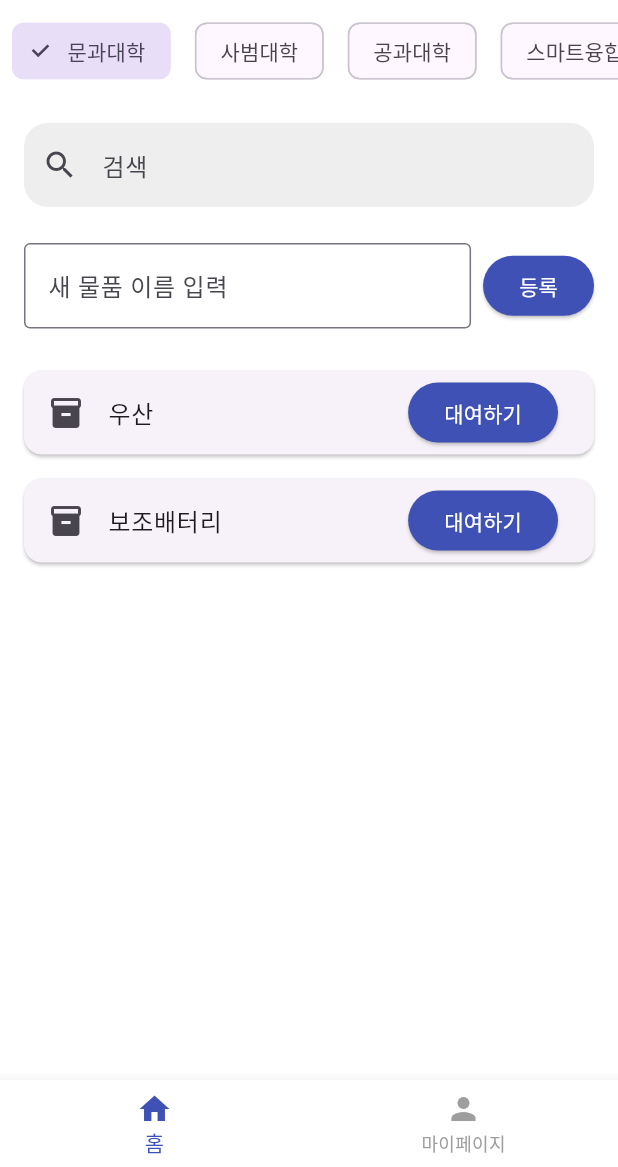
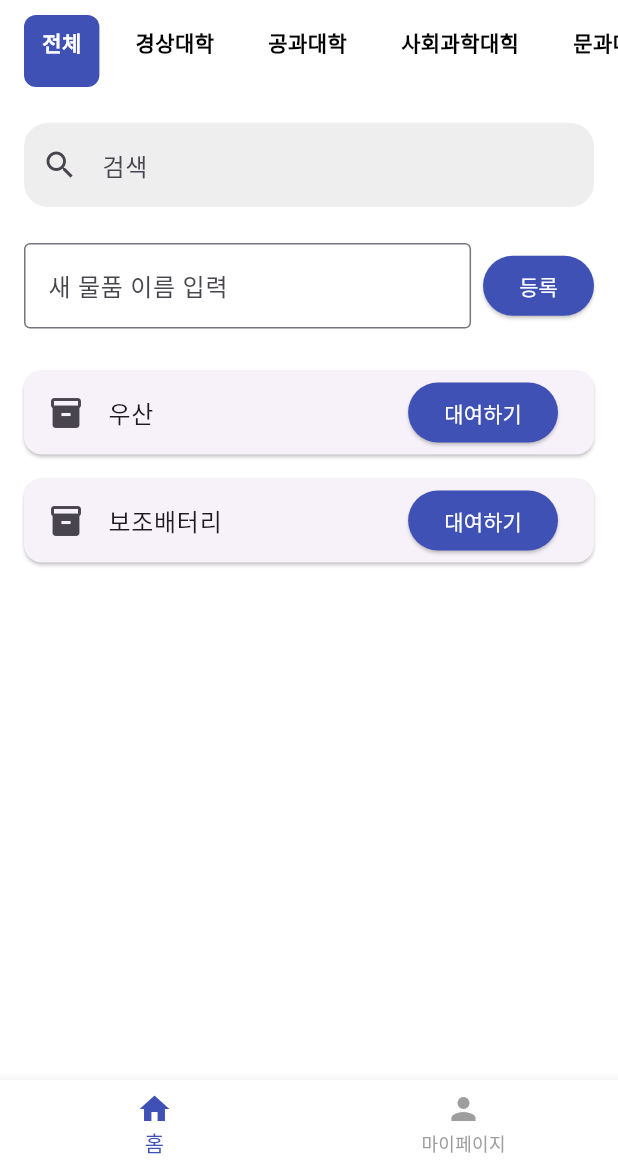
Before and after one commit to leewajin/c-box-flutter-1, a Flutter app: the RentalPage screen opened directly, on a phone screen of 412 x 824 dp, the part 69-1236 px from its top. Run offline on Flutter 3.47's test engine with Material 3 defaults, Android fonts, the phone set to English and light mode, and no system bars; missing offline and left inert: qr_code_scanner; Roboto replaces fonts that are missing (Pretendard).

Commit message:
[Refector]: 카테고리 모듈 분리 후 재결계. Provider를 통해 동적으로 정보 전달

```diff
--- /dev/null
+++ b/lib/providers/category_provider.dart
@@ -0,0 +1,14 @@
+import 'package:flutter/material.dart';
+
+class CategoryProvider with ChangeNotifier {
+  String _selected = '전체';
+
+  String get selected => _selected;
+
+  void select(String category) {
+    if (_selected != category) {
+      _selected = category;
+      notifyListeners(); // 구독자들에게 알림 보내기!
+    }
+  }
+}
--- a/lib/screens/rental_page.dart
+++ b/lib/screens/rental_page.dart
@@ -3,6 +3,8 @@ import '../screens/rental_qr_page.dart';
 import '../widgets/bottom_nav_bar.dart';
 import '../widgets/custom_app_bar_title.dart';
 import '../widgets/search_bar.dart';
+import '../widgets/category_tab_bar.dart';
+
 
 class RentalPage extends StatefulWidget {
   const RentalPage({super.key});
@@ -42,27 +44,14 @@ class _RentalPageState extends State<RentalPage> {
       body: Column(
         crossAxisAlignment: CrossAxisAlignment.start,
         children: [
-          // 📚 단과대 리스트
-          SizedBox(
-            height: 48,
-            child: ListView.builder(
-              scrollDirection: Axis.horizontal,
-              itemCount: colleges.length,
-              itemBuilder: (context, index) {
-                final college = colleges[index];
-                return Padding(
-                  padding: const EdgeInsets.symmetric(horizontal: 8),
-                  child: ChoiceChip(
-                    label: Text(college),
-                    selected: selectedCollege == college,
-                    onSelected: (_) {
-                      setState(() => selectedCollege = college);
-                    },
-                  ),
-                );
-              },
-            ),
+          // 📚 단과대 카테고리
+          const CategoryTabBar(
+            categories: [
+              '전체', '경상대학', '공과대학', '사회과학대힉', '문과대학',
+              '사회과학대학', '생명·나노과학대학', '스마트융합대학', '아트&디자인테크놀로지대학', '사범대학','LGS대학'
+            ]
           ),
+
           const SizedBox(height: 8),
 
           // 🔍 검색창
--- a/lib/widgets/category_tab.dart
+++ b/lib/widgets/category_tab.dart
@@ -3,12 +3,20 @@ import 'package:flutter/material.dart';
 class CategoryTab extends StatelessWidget {
   final String title;
   final bool isSelected;
+  final VoidCallback? onTap; // ✅ 요거 추가!
 
-  const CategoryTab({super.key, required this.title, this.isSelected = false});
+  const CategoryTab({
+    super.key,
+    required this.title,
+    this.isSelected = false,
+    this.onTap, // ✅ 생성자에도 추가!
+  });
 
   @override
   Widget build(BuildContext context) {
-    return Container(
+    return GestureDetector(
+      onTap: onTap, // ✅ 탭 이벤트 연결
+      child: Container(
         padding: const EdgeInsets.symmetric(horizontal: 12, vertical: 8),
         decoration: BoxDecoration(
           color: isSelected ? Colors.indigo : Colors.transparent,
@@ -21,6 +29,7 @@ class CategoryTab extends StatelessWidget {
             fontWeight: FontWeight.bold,
           ),
         ),
+      ),
     );
   }
 }
--- /dev/null
+++ b/lib/widgets/category_tab_bar.dart
@@ -0,0 +1,33 @@
+import 'package:flutter/material.dart';
+import 'package:provider/provider.dart';
+import '../providers/category_provider.dart';
+import 'category_tab.dart';
+
+class CategoryTabBar extends StatelessWidget {
+  final List<String> categories;
+
+  const CategoryTabBar({super.key, required this.categories});
+
+  @override
+  Widget build(BuildContext context) {
+    final selected = context.watch<CategoryProvider>().selected;
+
+    return SizedBox(
+      height: 48,
+      child: ListView.separated(
+        scrollDirection: Axis.horizontal,
+        padding: const EdgeInsets.symmetric(horizontal: 16),
+        itemCount: categories.length,
+        separatorBuilder: (_, __) => const SizedBox(width: 12),
+        itemBuilder: (context, index) {
+          final title = categories[index];
+          return CategoryTab(
+            title: title,
+            isSelected: title == selected,
+            onTap: () => context.read<CategoryProvider>().select(title),
+          );
+        },
+      ),
+    );
+  }
+}
--- a/pubspec.yaml
+++ b/pubspec.yaml
@@ -33,6 +33,7 @@ dependencies:
   qr_code_scanner:
     git:
       url: https://github.com/juliuscanute/qr_code_scanner.git
+  provider: ^6.1.1
 
   # The following adds the Cupertino Icons font to your application.
   # Use with the CupertinoIcons class for iOS style icons.
```
Also changed, not shown: lib/main.dart (+10 -1 lines), lib/screens/mission_home.dart (+3 -13 lines). Lines whose indentation alone changed are shown as unchanged.
